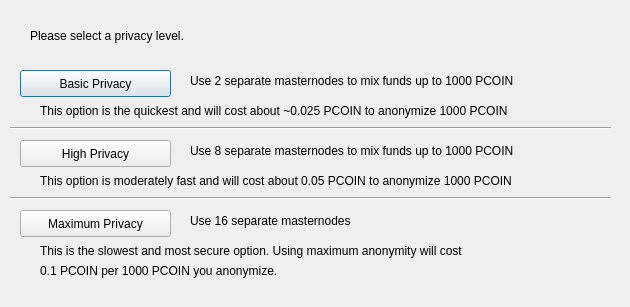
First picture: the form in src/qt/forms/darksendconfig.ui, repository CoinExample/ANG, before the edit.
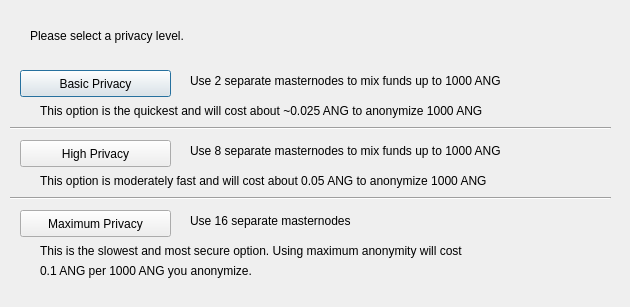
Second picture: the form after the edit.

```diff
--- a/src/qt/forms/darksendconfig.ui
+++ b/src/qt/forms/darksendconfig.ui
@@ -75,7 +75,7 @@
     </rect>
    </property>
    <property name="text">
-    <string>Use 2 separate masternodes to mix funds up to 1000 PCOIN</string>
+    <string>Use 2 separate masternodes to mix funds up to 1000 ANG</string>
    </property>
   </widget>
   <widget class="QLabel" name="label_3">
@@ -88,7 +88,7 @@
     </rect>
    </property>
    <property name="text">
-    <string>Use 8 separate masternodes to mix funds up to 1000 PCOIN</string>
+    <string>Use 8 separate masternodes to mix funds up to 1000 ANG</string>
    </property>
   </widget>
   <widget class="QLabel" name="label_4">
@@ -114,7 +114,7 @@
     </rect>
    </property>
    <property name="text">
-    <string>This option is the quickest and will cost about ~0.025 PCOIN to anonymize 1000 PCOIN</string>
+    <string>This option is the quickest and will cost about ~0.025 ANG to anonymize 1000 ANG</string>
    </property>
   </widget>
   <widget class="QLabel" name="label_7">
@@ -127,7 +127,7 @@
     </rect>
    </property>
    <property name="text">
-    <string>This option is moderately fast and will cost about 0.05 PCOIN to anonymize 1000 PCOIN</string>
+    <string>This option is moderately fast and will cost about 0.05 ANG to anonymize 1000 ANG</string>
    </property>
   </widget>
   <widget class="QLabel" name="label_8">
@@ -153,7 +153,7 @@
     </rect>
    </property>
    <property name="text">
-    <string>0.1 PCOIN per 1000 PCOIN you anonymize.</string>
+    <string>0.1 ANG per 1000 ANG you anonymize.</string>
    </property>
   </widget>
   <widget class="Line" name="line">
```
